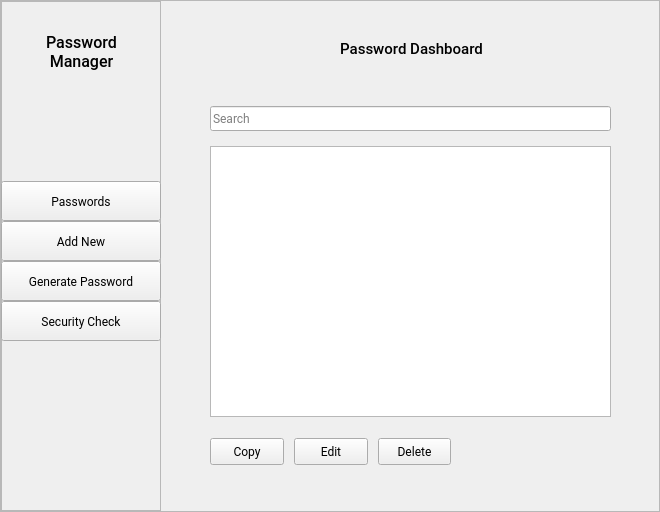
Old version of the form main_window.ui in the repository EmueI/password-manager.
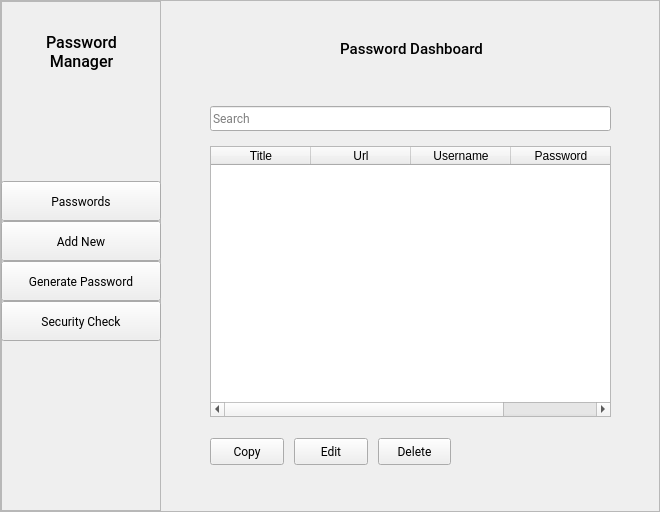
New version of the form. Icons and pictures are not drawn.

The edit to the form file:
```diff
--- a/main_window.ui
+++ b/main_window.ui
@@ -617,6 +617,47 @@
                 <pointsize>9</pointsize>
                </font>
               </property>
+              <property name="autoScroll">
+               <bool>false</bool>
+              </property>
+              <property name="editTriggers">
+               <set>QAbstractItemView::NoEditTriggers</set>
+              </property>
+              <property name="tabKeyNavigation">
+               <bool>true</bool>
+              </property>
+              <property name="showDropIndicator" stdset="0">
+               <bool>true</bool>
+              </property>
+              <property name="selectionMode">
+               <enum>QAbstractItemView::SingleSelection</enum>
+              </property>
+              <property name="selectionBehavior">
+               <enum>QAbstractItemView::SelectRows</enum>
+              </property>
+              <attribute name="verticalHeaderVisible">
+               <bool>false</bool>
+              </attribute>
+              <column>
+               <property name="text">
+                <string>Title</string>
+               </property>
+              </column>
+              <column>
+               <property name="text">
+                <string>Url</string>
+               </property>
+              </column>
+              <column>
+               <property name="text">
+                <string>Username</string>
+               </property>
+              </column>
+              <column>
+               <property name="text">
+                <string>Password</string>
+               </property>
+              </column>
              </widget>
             </widget>
            </item>
```
